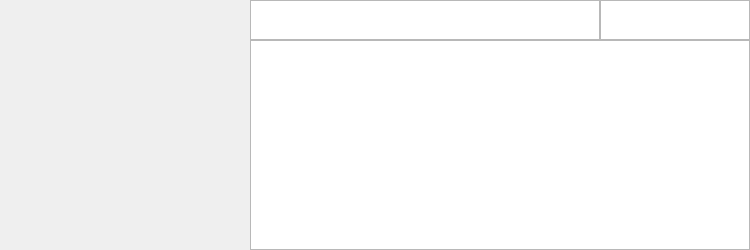
This is threadform.ui in siavash119/qtchan as Qt 5 draws it before an edit. The edited form follows.
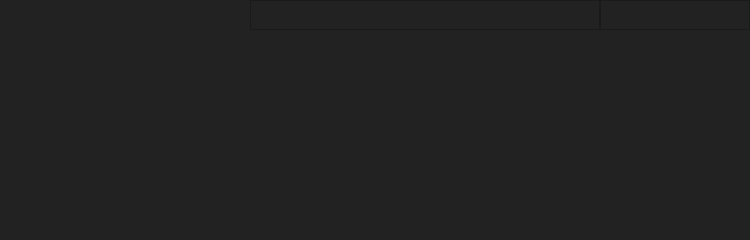
This is the edited form. Custom widgets are drawn as their Qt base class.

Commit message: thread com updating height

The edit to the form file:
```diff
--- a/threadform.ui
+++ b/threadform.ui
@@ -7,11 +7,11 @@
     <x>0</x>
     <y>0</y>
     <width>750</width>
-    <height>250</height>
+    <height>240</height>
    </rect>
   </property>
   <property name="sizePolicy">
-   <sizepolicy hsizetype="Expanding" vsizetype="Minimum">
+   <sizepolicy hsizetype="Expanding" vsizetype="MinimumExpanding">
     <horstretch>0</horstretch>
     <verstretch>0</verstretch>
    </sizepolicy>
@@ -19,27 +19,34 @@
   <property name="minimumSize">
    <size>
     <width>750</width>
-    <height>100</height>
+    <height>240</height>
    </size>
   </property>
   <property name="maximumSize">
    <size>
     <width>16777215</width>
-    <height>250</height>
+    <height>2500</height>
    </size>
   </property>
   <property name="font">
    <font>
+    <family>Liberation Sans</family>
     <pointsize>16</pointsize>
    </font>
   </property>
   <property name="windowTitle">
    <string>Form</string>
   </property>
+  <property name="styleSheet">
+   <string notr="true">background-color: #222222; color:white</string>
+  </property>
   <layout class="QHBoxLayout" name="horizontalLayout">
    <property name="spacing">
     <number>0</number>
    </property>
+   <property name="sizeConstraint">
+    <enum>QLayout::SetDefaultConstraint</enum>
+   </property>
    <property name="leftMargin">
     <number>0</number>
    </property>
@@ -53,9 +60,14 @@
     <number>0</number>
    </property>
    <item>
+    <layout class="QGridLayout" name="gridLayout">
+     <item row="0" column="0">
     <widget class="ClickableLabel" name="tim">
+       <property name="enabled">
+        <bool>true</bool>
+       </property>
      <property name="sizePolicy">
-      <sizepolicy hsizetype="Fixed" vsizetype="Fixed">
+        <sizepolicy hsizetype="Fixed" vsizetype="Expanding">
        <horstretch>0</horstretch>
        <verstretch>0</verstretch>
       </sizepolicy>
@@ -63,13 +75,13 @@
      <property name="minimumSize">
       <size>
        <width>250</width>
-       <height>0</height>
+         <height>200</height>
       </size>
      </property>
      <property name="maximumSize">
       <size>
        <width>250</width>
-       <height>250</height>
+         <height>2500</height>
       </size>
      </property>
      <property name="layoutDirection">
@@ -85,14 +97,16 @@
       <bool>false</bool>
      </property>
      <property name="alignment">
-      <set>Qt::AlignCenter</set>
-     </property>
-    </widget>
+        <set>Qt::AlignHCenter|Qt::AlignTop</set>
+       </property>
+      </widget>
+     </item>
+    </layout>
    </item>
    <item>
     <layout class="QVBoxLayout" name="verticalLayout_2" stretch="0,0">
      <property name="sizeConstraint">
-      <enum>QLayout::SetFixedSize</enum>
+      <enum>QLayout::SetDefaultConstraint</enum>
      </property>
      <item>
       <layout class="QHBoxLayout" name="horizontalLayout_2" stretch="0,0">
@@ -113,13 +127,13 @@
          <property name="minimumSize">
           <size>
            <width>0</width>
-           <height>15</height>
+           <height>30</height>
           </size>
          </property>
          <property name="maximumSize">
           <size>
            <width>16777215</width>
-           <height>40</height>
+           <height>30</height>
           </size>
          </property>
          <property name="verticalScrollBarPolicy">
@@ -139,7 +153,7 @@
        <item>
         <widget class="QPlainTextEdit" name="no">
          <property name="sizePolicy">
-          <sizepolicy hsizetype="Expanding" vsizetype="Minimum">
+          <sizepolicy hsizetype="Fixed" vsizetype="Minimum">
            <horstretch>1</horstretch>
            <verstretch>0</verstretch>
           </sizepolicy>
@@ -147,13 +161,13 @@
          <property name="minimumSize">
           <size>
            <width>150</width>
-           <height>15</height>
+           <height>30</height>
           </size>
          </property>
          <property name="maximumSize">
           <size>
-           <width>16777215</width>
-           <height>40</height>
+           <width>150</width>
+           <height>30</height>
           </size>
          </property>
          <property name="verticalScrollBarPolicy">
@@ -173,36 +187,30 @@
       </layout>
      </item>
      <item>
-      <widget class="QPlainTextEdit" name="com">
-       <property name="enabled">
-        <bool>true</bool>
-       </property>
+      <widget class="QTextEdit" name="com">
        <property name="sizePolicy">
         <sizepolicy hsizetype="Expanding" vsizetype="Expanding">
-         <horstretch>1</horstretch>
+         <horstretch>0</horstretch>
          <verstretch>0</verstretch>
         </sizepolicy>
        </property>
        <property name="minimumSize">
         <size>
-         <width>400</width>
-         <height>0</height>
+         <width>0</width>
+         <height>200</height>
         </size>
        </property>
-       <property name="focusPolicy">
-        <enum>Qt::ClickFocus</enum>
+       <property name="frameShape">
+        <enum>QFrame::NoFrame</enum>
        </property>
-       <property name="acceptDrops">
-        <bool>false</bool>
+       <property name="verticalScrollBarPolicy">
+        <enum>Qt::ScrollBarAsNeeded</enum>
        </property>
        <property name="sizeAdjustPolicy">
-        <enum>QAbstractScrollArea::AdjustToContentsOnFirstShow</enum>
+        <enum>QAbstractScrollArea::AdjustToContents</enum>
        </property>
-       <property name="undoRedoEnabled">
-        <bool>false</bool>
-       </property>
-       <property name="readOnly">
-        <bool>true</bool>
+       <property name="textInteractionFlags">
+        <set>Qt::LinksAccessibleByKeyboard|Qt::LinksAccessibleByMouse|Qt::TextBrowserInteraction|Qt::TextSelectableByKeyboard|Qt::TextSelectableByMouse</set>
        </property>
       </widget>
      </item>
```
Left out of the diff: 2 changed lines with no effect on the pictures. Lines whose indentation alone changed are shown as unchanged. The commit also changes 10 other files.
